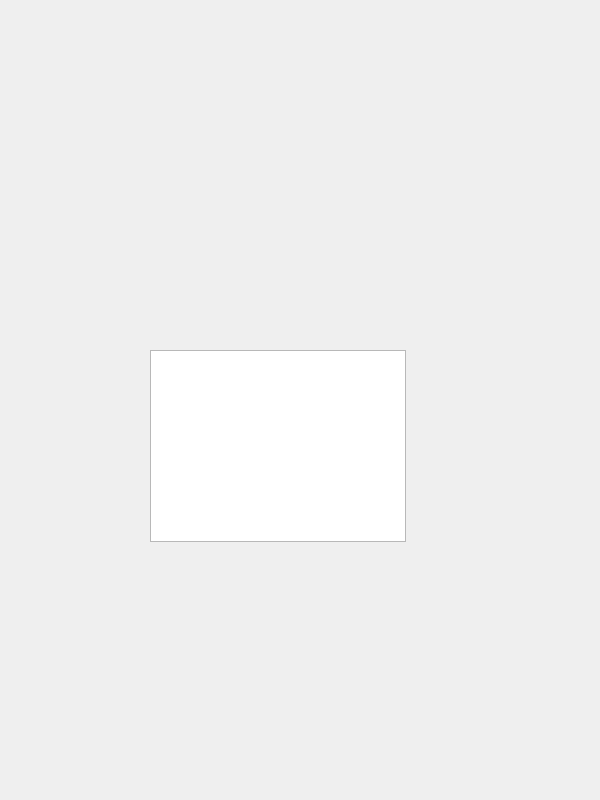
First picture: the form in OrderSystem/ui/checkTodayOrder.ui, repository bryannnnn-h/account_system, before the edit.
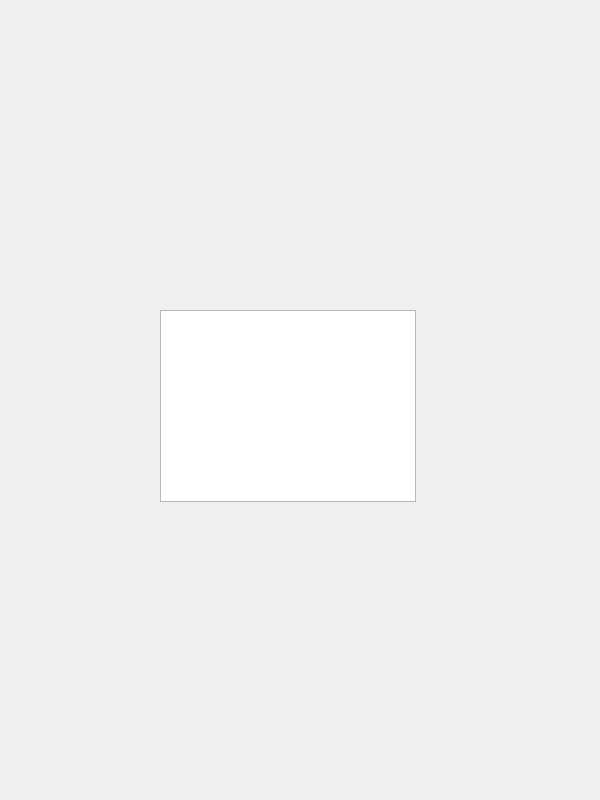
Second picture: the form after the edit.

Diff of the .ui file:
```diff
--- a/OrderSystem/ui/checkTodayOrder.ui
+++ b/OrderSystem/ui/checkTodayOrder.ui
@@ -13,11 +13,11 @@
   <property name="windowTitle">
    <string>Form</string>
   </property>
-  <widget class="QListWidget" name="listWidget">
+  <widget class="QTableWidget" name="tableWidget">
    <property name="geometry">
     <rect>
-     <x>150</x>
-     <y>350</y>
+     <x>160</x>
+     <y>310</y>
      <width>256</width>
      <height>192</height>
     </rect>
```
